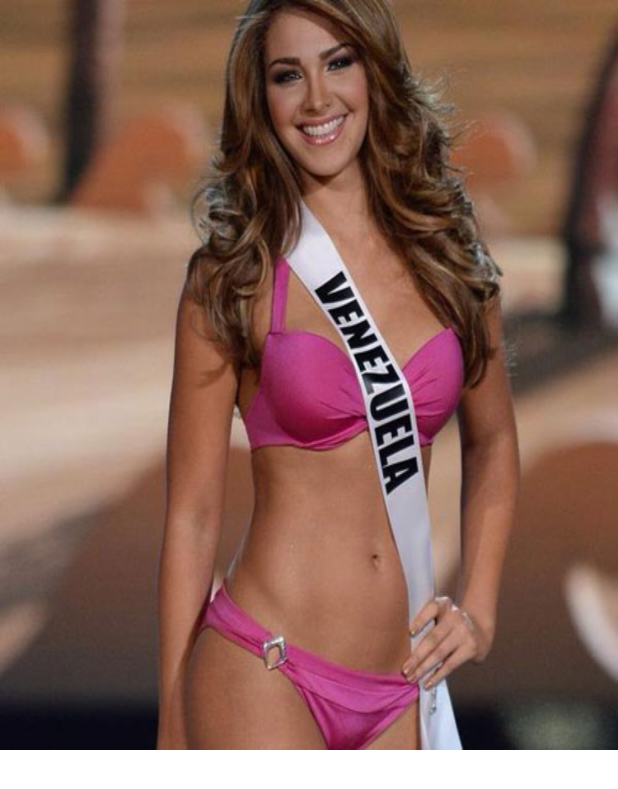
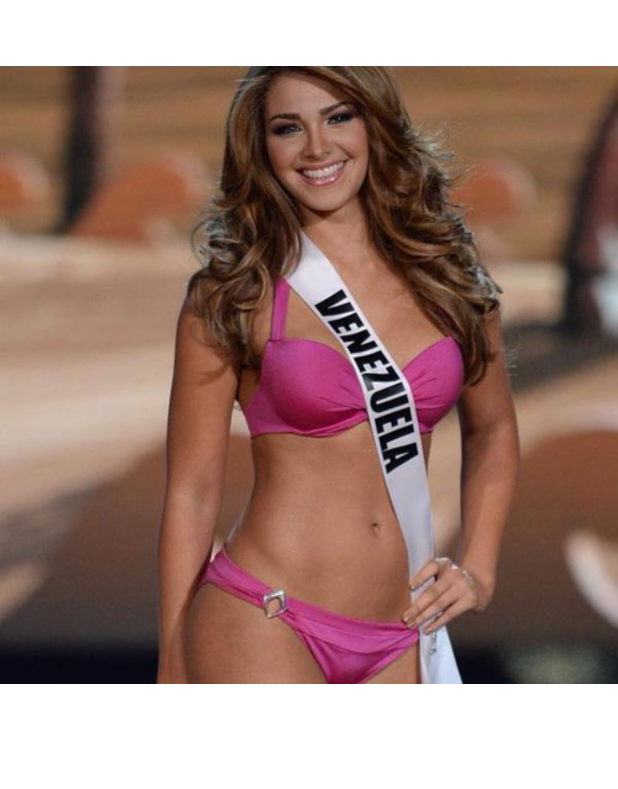
Before and after one commit to GeroSyncTeam/FeriaManizales, an Android app: the layout fragment_visor_fotos.xml on its own in the app's theme, with its tools: preview values and no code run, on a phone screen of 412 x 824 dp. Shown: the top 789 px of the screen. Run offline under Robolectric (Android 15) with nearby library versions, the light colour scheme and no system bars.

Commit message:
modificación visor fotos

```diff
--- a/app/src/main/java/com/example/gero/feriapp/Inicio.java
+++ b/app/src/main/java/com/example/gero/feriapp/Inicio.java
@@ -134,6 +134,9 @@ public class Inicio extends AppCompatActivity implements AdaptadorFragmentReinad
         }
 
         setupNavigationDrawerContent(navigationView);
+        if(savedInstanceState!=null){
+            navigationView.getMenu().getItem(idTarea).setChecked(true);
+        }
 
         cambiarActivity(null);
 
--- a/app/src/main/java/com/example/gero/feriapp/MyAdapterManager.java
+++ b/app/src/main/java/com/example/gero/feriapp/MyAdapterManager.java
@@ -62,7 +62,7 @@ public class MyAdapterManager extends FragmentStatePagerAdapter {
         Fragment adaptador = null;
         switch (idTarea) {
             case 0:
-                switch (position) {
+                switch (position) {// Feria
                     case 0:
 
                         return adaptador = AdaptadorFragmentFeria.getInstance(position);
@@ -80,7 +80,7 @@ public class MyAdapterManager extends FragmentStatePagerAdapter {
                 break;
 
             case 1:
-                switch (position) {
+                switch (position) {//Hoteles
                     case 0:
                         return adaptador = AdaptadorFragmentHRD.getInstance(position);
                     case 1:
@@ -90,7 +90,7 @@ public class MyAdapterManager extends FragmentStatePagerAdapter {
                 }
                 break;
             case 10:
-                switch (position) {
+                switch (position) {// ActividadHRD
                     case 0:
                         return adaptador = AdaptadorFragmentListHRD.getInstance(position, idHrd);
                     case 1:
--- a/app/src/main/java/com/example/gero/feriapp/fragmentDialogo.java
+++ b/app/src/main/java/com/example/gero/feriapp/fragmentDialogo.java
@@ -44,12 +44,13 @@ public class fragmentDialogo extends DialogFragment {
             return;
         }
         //obtengo las dimenciones de la pantalla
+        /*
         DisplayMetrics displaymetrics = new DisplayMetrics();
         getActivity().getWindowManager().getDefaultDisplay().getMetrics(displaymetrics);
         int height = displaymetrics.heightPixels;
         int width = displaymetrics.widthPixels;
         getDialog().getWindow().setLayout((int) (width-(width*0.2)), (int) (height-(height*0.3)));
-
+*/
 
     }
 
@@ -82,7 +83,7 @@ public class fragmentDialogo extends DialogFragment {
         Dialog dialog = super.onCreateDialog(savedInstanceState);
         //Configuracion Dialog
         dialog.requestWindowFeature(Window.FEATURE_NO_TITLE);
-        dialog.getWindow().setLayout(ViewGroup.LayoutParams.MATCH_PARENT, ViewGroup.LayoutParams.MATCH_PARENT);
+        //dialog.getWindow().setLayout(ViewGroup.LayoutParams.WRAP_CONTENT, ViewGroup.LayoutParams.WRAP_CONTENT);
         dialog.getWindow().setBackgroundDrawable(new ColorDrawable(Color.TRANSPARENT));
         return dialog;
     }
--- a/app/src/main/res/layout/actividad_hrd.xml
+++ b/app/src/main/res/layout/actividad_hrd.xml
@@ -27,7 +27,7 @@
     <FrameLayout
         android:id="@+id/frameToolBar"
         android:layout_width="match_parent"
-        android:layout_height="300dp">
+        android:layout_height="200dp">
         <android.support.v4.view.ViewPager
             android:id="@+id/pagerFotosHRD"
             android:layout_width="match_parent"
--- a/app/src/main/res/layout/fragment_visor_fotos.xml
+++ b/app/src/main/res/layout/fragment_visor_fotos.xml
@@ -1,9 +1,6 @@
-<LinearLayout
+<ImageView
     xmlns:android="http://schemas.android.com/apk/res/android"
-    xmlns:tools="http://schemas.android.com/tools"
-    android:layout_width="wrap_content"
+    android:id="@+id/imagenVisorFotos"
+    android:layout_width="match_parent"
     android:layout_height="wrap_content"
-    android:orientation="vertical"
-    android:background="@drawable/mamasita"
-    tools:context="com.example.gero.feriapp.FragmentVisorFotos">
-</LinearLayout>
+    android:src="@drawable/mamasita" />
```
Also changed, not shown: app/src/main/java/com/example/gero/feriapp/FragmentVisorFotos.java (+7 -4 lines), app/src/main/java/com/example/gero/feriapp/clasesHRD/AdaptadorFragmentListHRD.java (+5 -4 lines), app/src/main/res/layout/fragment_dialog.xml (+4 -33 lines).
